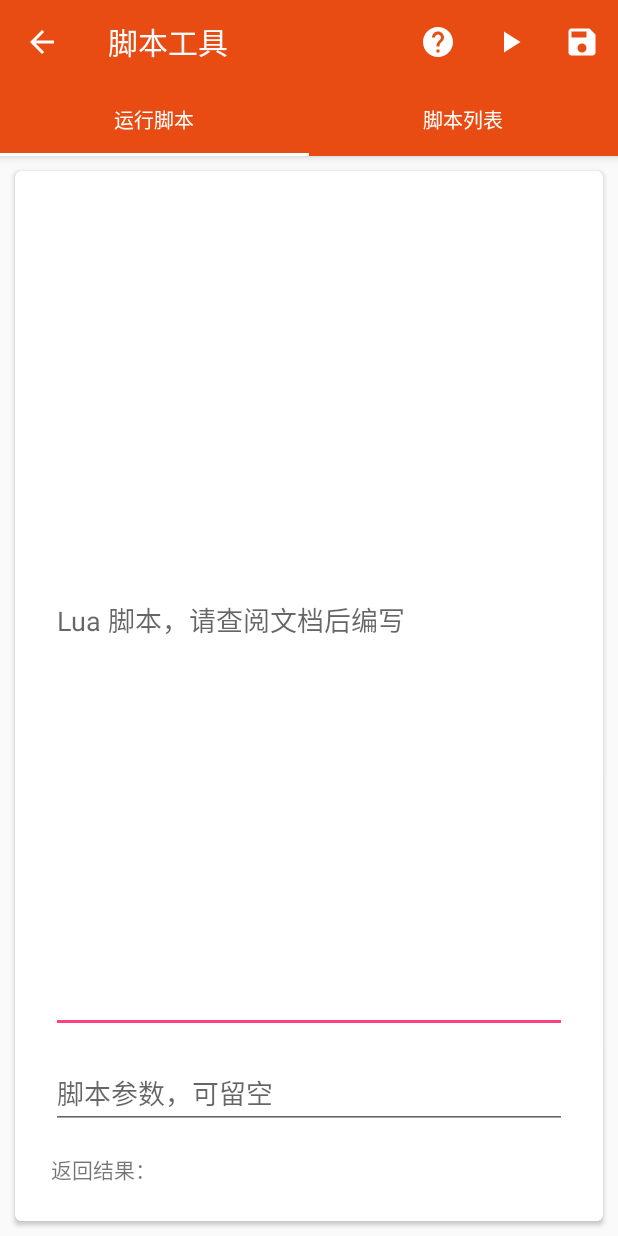
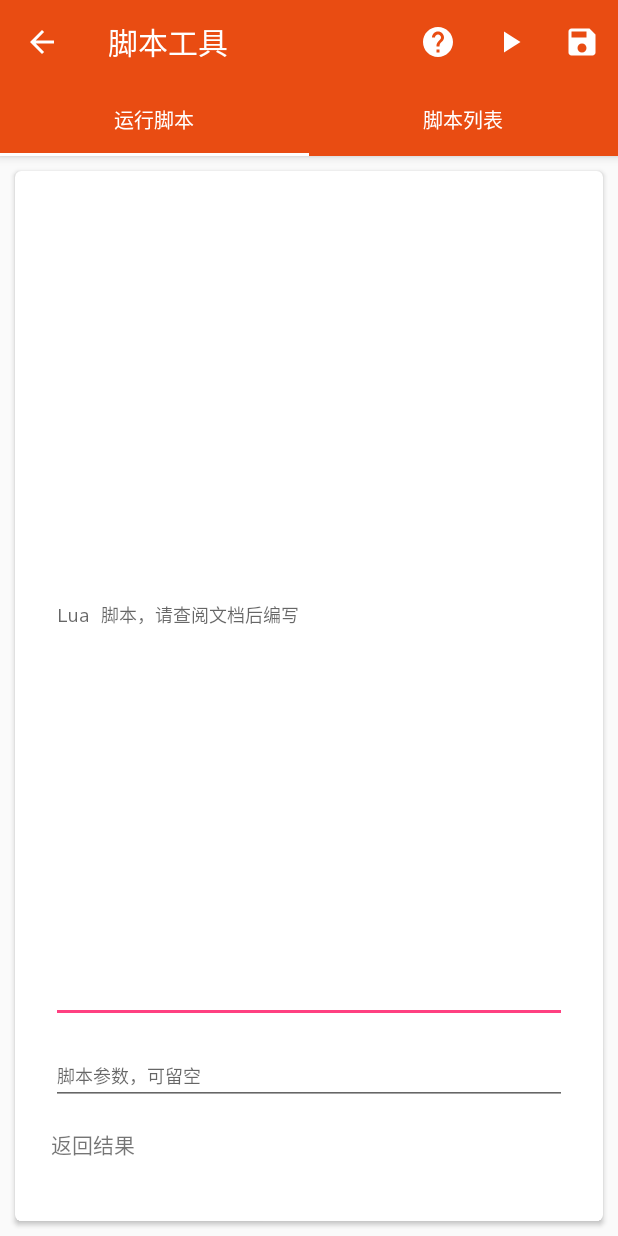
Before and after one commit to nfcim/nfsee-legacy, an Android app: the UserScriptExecutionFragment screen opened directly, with no data from a screen before it, on a phone screen of 412 x 824 dp. Run offline under Robolectric (Android 15) with nearby library versions, the phone set to English and light mode, and no system bars; libraries missing offline, so code that uses them is left out: com.vicpin.krealmextensions, io.realm, io.realm.kotlin, org.luaj.vm2; 1 statement that could not run was skipped.

Commit message:
change the font and size of EditText

```diff
--- a/app/src/main/res/layout/fragment_script_execution.xml
+++ b/app/src/main/res/layout/fragment_script_execution.xml
@@ -29,8 +29,10 @@
                 android:layout_marginRight="8dp"
                 android:layout_marginBottom="8dp"
                 android:ems="10"
+                android:textSize="12sp"
+                android:typeface="monospace"
                 android:hint="@string/hint_script_content"
-                android:inputType="textMultiLine"
+                android:inputType="textNoSuggestions|textMultiLine"
                 card_view:layout_constraintBottom_toTopOf="@+id/editText_param"
                 card_view:layout_constraintEnd_toEndOf="parent"
                 card_view:layout_constraintStart_toStartOf="parent"
@@ -47,8 +49,10 @@
                 android:layout_marginRight="8dp"
                 android:layout_marginBottom="8dp"
                 android:ems="10"
+                android:textSize="12sp"
+                android:typeface="monospace"
                 android:hint="@string/hint_script_param"
-                android:inputType="text"
+                android:inputType="textNoSuggestions|text"
                 card_view:layout_constraintBottom_toTopOf="@+id/text_result"
                 card_view:layout_constraintEnd_toEndOf="parent"
                 card_view:layout_constraintStart_toStartOf="parent"
@@ -65,6 +69,7 @@
                 android:layout_marginRight="8dp"
                 android:layout_marginBottom="8dp"
                 android:text="@string/execution_result"
+                android:typeface="monospace"
                 card_view:layout_constraintBottom_toBottomOf="parent"
                 card_view:layout_constraintEnd_toEndOf="parent"
                 card_view:layout_constraintStart_toStartOf="parent"
--- a/app/src/main/res/values/strings.xml
+++ b/app/src/main/res/values/strings.xml
@@ -16,7 +16,7 @@
     <string name="fa_angle_up">&#xf106;</string>
     <string name="execute">执行</string>
     <string name="save">保存</string>
-    <string name="execution_result">返回结果：%s</string>
+    <string name="execution_result">返回结果\n%s</string>
     <string name="hint_script_content">Lua 脚本，请查阅文档后编写</string>
     <string name="hint_script_param">脚本参数，可留空</string>
     <string name="script_title">脚本名称</string>
```
